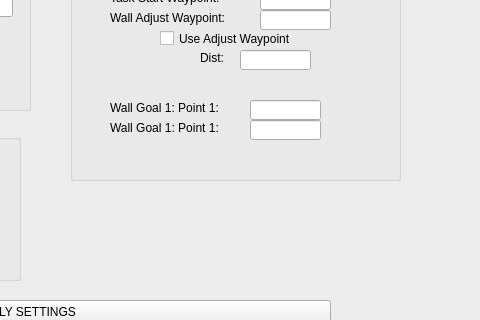
Above: Hanse/TaskWallFollowing/taskwallfollowingform.ui from iti-luebeck/HANSE2011 before the change; both pictures show x 320 to 800 and y 90 to 410 of the 1072 by 496 pixel window. Below: the same form after it.
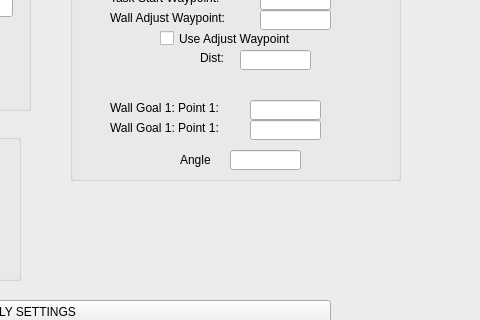
That is the form after the change.

Patch:
```diff
--- a/Hanse/TaskWallFollowing/taskwallfollowingform.ui
+++ b/Hanse/TaskWallFollowing/taskwallfollowingform.ui
@@ -266,6 +266,32 @@
       <string>Dist:</string>
      </property>
     </widget>
+    <widget class="QLabel" name="label_17">
+     <property name="geometry">
+      <rect>
+       <x>110</x>
+       <y>190</y>
+       <width>51</width>
+       <height>20</height>
+      </rect>
+     </property>
+     <property name="text">
+      <string>Angle</string>
+     </property>
+    </widget>
+    <widget class="QLineEdit" name="angleInput">
+     <property name="geometry">
+      <rect>
+       <x>160</x>
+       <y>190</y>
+       <width>71</width>
+       <height>20</height>
+      </rect>
+     </property>
+     <property name="text">
+      <string/>
+     </property>
+    </widget>
    </widget>
    <widget class="QGroupBox" name="groupBox_4">
     <property name="geometry">
```
